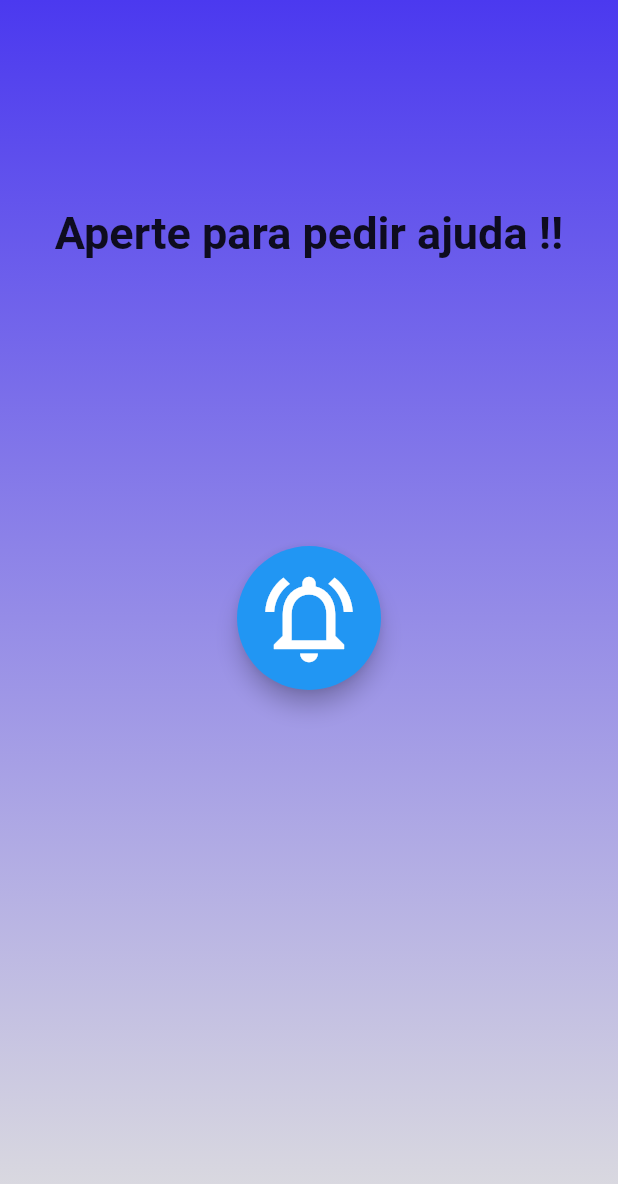
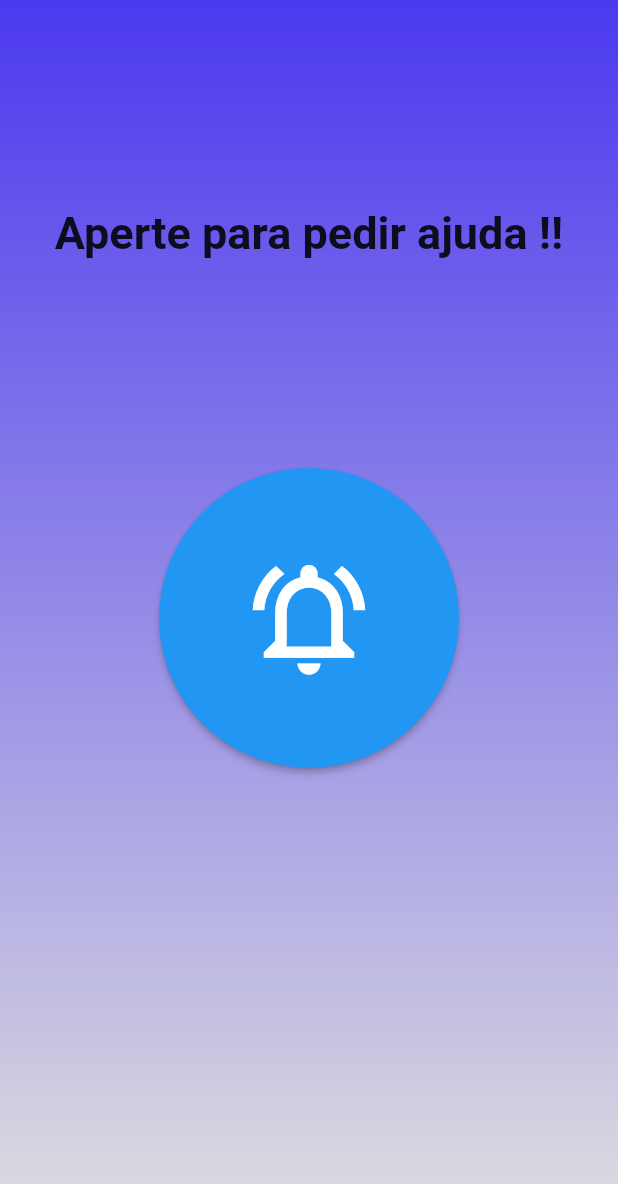
Before and after one commit to AlanCarlosjp/Ajudaa, a Flutter app: the screen it shows after launch, after a tap on the "notifications active" icon, on a phone screen of 412 x 824 dp. Shown: the top 1184 px of the screen. Run offline on Flutter 3.47's test engine with Material 2 defaults, Android fonts, the phone set to English and light mode, and no system bars; our stand-ins replace google_fonts.

Commit message:
ajuste bota

```diff
--- a/lib/pages/Home/Home.dart
+++ b/lib/pages/Home/Home.dart
@@ -60,16 +60,17 @@ class _MyHomePageState extends State<MyHomePage> {
                 ),
               ),
               Align(
-                child: FloatingActionButton.large(
-                  onPressed: () {
-                    print('Apertado');
-                  },
-                  child: Icon(
-                    Icons.notifications_active_outlined,
-                    size: 70,
-                  ),
+                  child: ElevatedButton(
+                onPressed: () {},
+                child: Icon(
+                  Icons.notifications_active_outlined,
+                  size: 90,
                 ),
-              ),
+                style: ElevatedButton.styleFrom(
+                    shape: CircleBorder(),
+                    padding: EdgeInsets.all(24),
+                    fixedSize: Size(200, 200)),
+              )),
             ],
           ),
         ),
```
